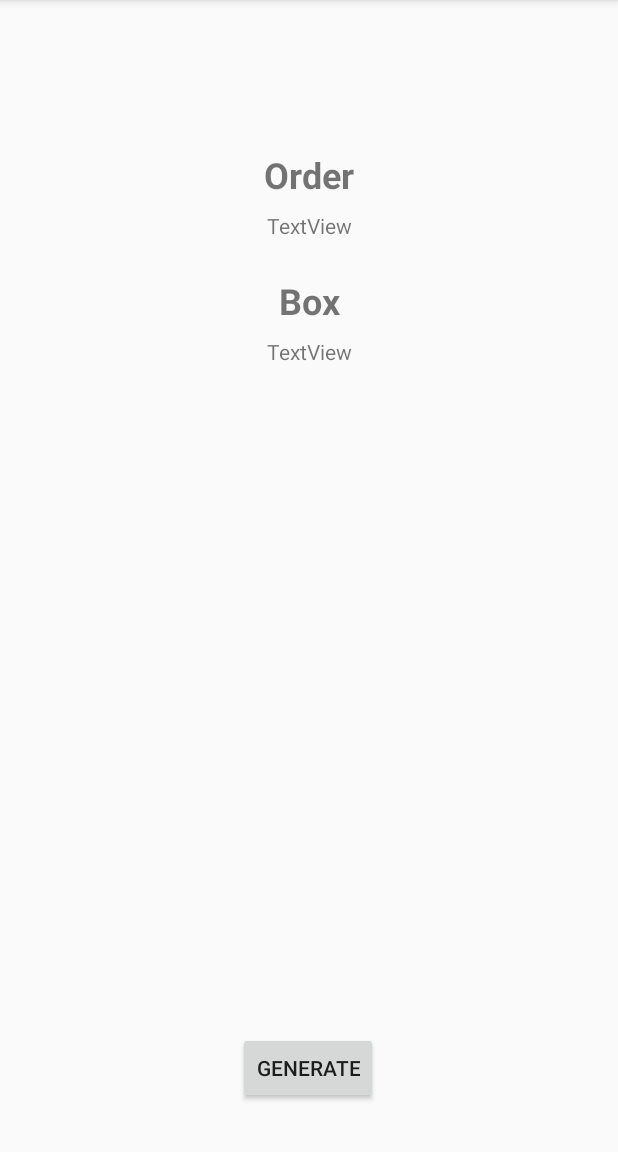
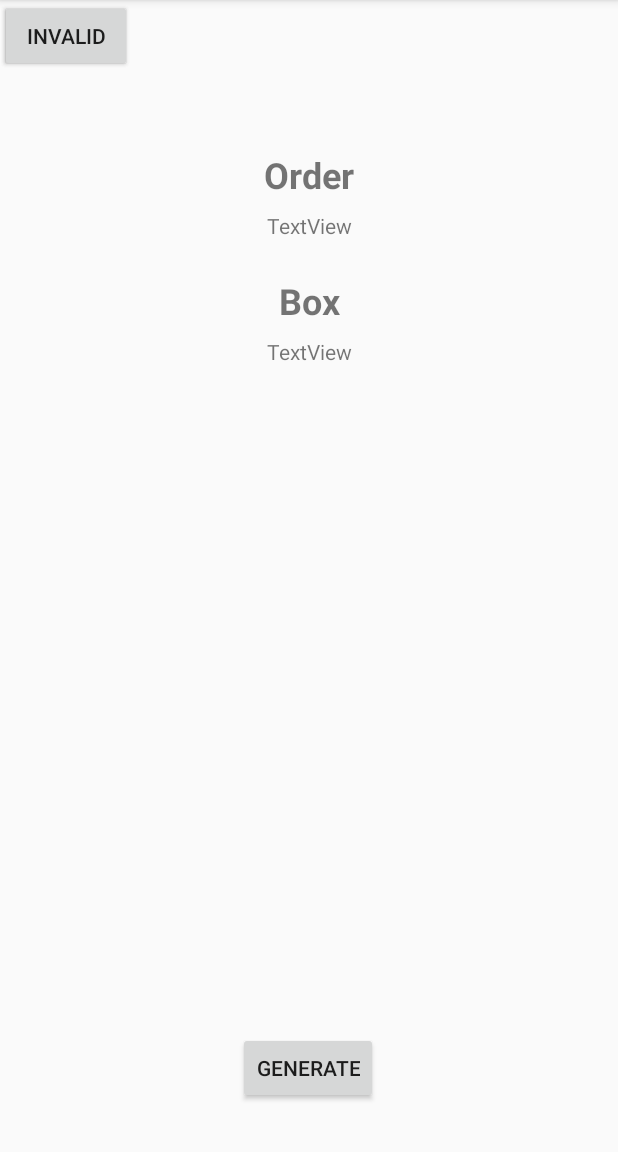
Before and after one commit to RedSoutherly/tac, an Android app: the screen it shows after launch (MainActivity), on a phone screen of 412 x 824 dp, the part 84-1236 px from its top. Run offline under Robolectric (Android 15) with nearby library versions, the light colour scheme and no system bars.

Commit message:
Adding valid and invalid buttons

```diff
--- a/AndroidStudioProject/app/src/main/java/com/tommyhasselman/termsconditions/MainActivity.java
+++ b/AndroidStudioProject/app/src/main/java/com/tommyhasselman/termsconditions/MainActivity.java
@@ -17,6 +17,8 @@ public class MainActivity extends AppCompatActivity {
     TextView orderTextView;
     TextView boxTextView;
     Button generateButton;
+    Button valid;
+    Button invalid;
     OrderItem item;
 
     @Override
@@ -28,6 +30,8 @@ public class MainActivity extends AppCompatActivity {
         orderTextView = (TextView) findViewById(R.id.orderContents);
         boxTextView = (TextView) findViewById(R.id.boxContents);
         generateButton = (Button) findViewById(R.id.generateButton);
+        valid = (Button) findViewById(R.id.Valid);
+        invalid= (Button) findViewById(R.id.Invalid);
 
         /**
          * When generateButton is clicked, generateNewBox() is called.
@@ -36,6 +40,12 @@ public class MainActivity extends AppCompatActivity {
             @Override
             public void onClick(View v) {
                 generateNewBox();
+            }
+        });
+        valid.setOnClickListener(new View.OnClickListener(){
+            @Override
+            public void onClick(View v) {
+
             }
         });
     }
--- a/AndroidStudioProject/app/src/main/res/layout/activity_main.xml
+++ b/AndroidStudioProject/app/src/main/res/layout/activity_main.xml
@@ -61,4 +61,20 @@
         app:layout_constraintStart_toStartOf="parent"
         app:layout_constraintTop_toBottomOf="@+id/BoxTitle" />
 
+    <Button
+        android:id="@+id/Valid"
+        android:layout_width="wrap_content"
+        android:layout_height="wrap_content"
+        android:text="Valid"
+        tools:layout_editor_absoluteX="32dp"
+        tools:layout_editor_absoluteY="651dp" />
+
+    <Button
+        android:id="@+id/Invalid"
+        android:layout_width="wrap_content"
+        android:layout_height="wrap_content"
+        android:text="Invalid"
+        tools:layout_editor_absoluteX="284dp"
+        tools:layout_editor_absoluteY="651dp" />
+
 </androidx.constraintlayout.widget.ConstraintLayout>
```
Also changed, not shown: AndroidStudioProject/app/src/main/java/com/tommyhasselman/termsconditions/model/Box.java (+21 -0 lines).
